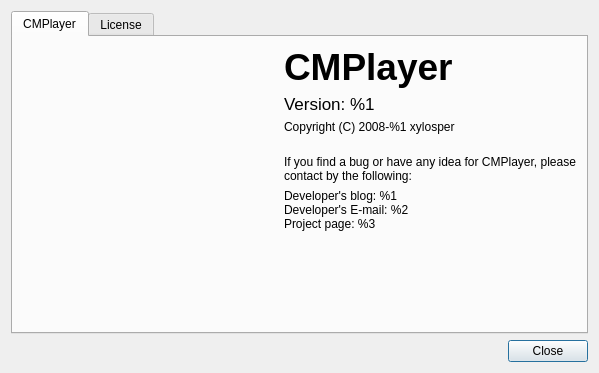
Above: src/cmplayer/ui/aboutdialog.ui from bylee20/bomi before the change. Below: the same form after it.
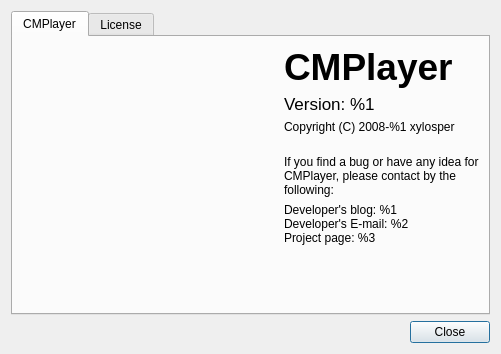
That is the form after the change. Icons and pictures are not drawn. Custom widgets are drawn as their Qt base class.

Patch:
```diff
--- a/src/cmplayer/ui/aboutdialog.ui
+++ b/src/cmplayer/ui/aboutdialog.ui
@@ -6,8 +6,8 @@
    <rect>
     <x>0</x>
     <y>0</y>
-    <width>599</width>
-    <height>373</height>
+    <width>501</width>
+    <height>352</height>
    </rect>
   </property>
   <property name="windowTitle">
```
Left out of the diff: 8 changed lines with no effect on the pictures.
